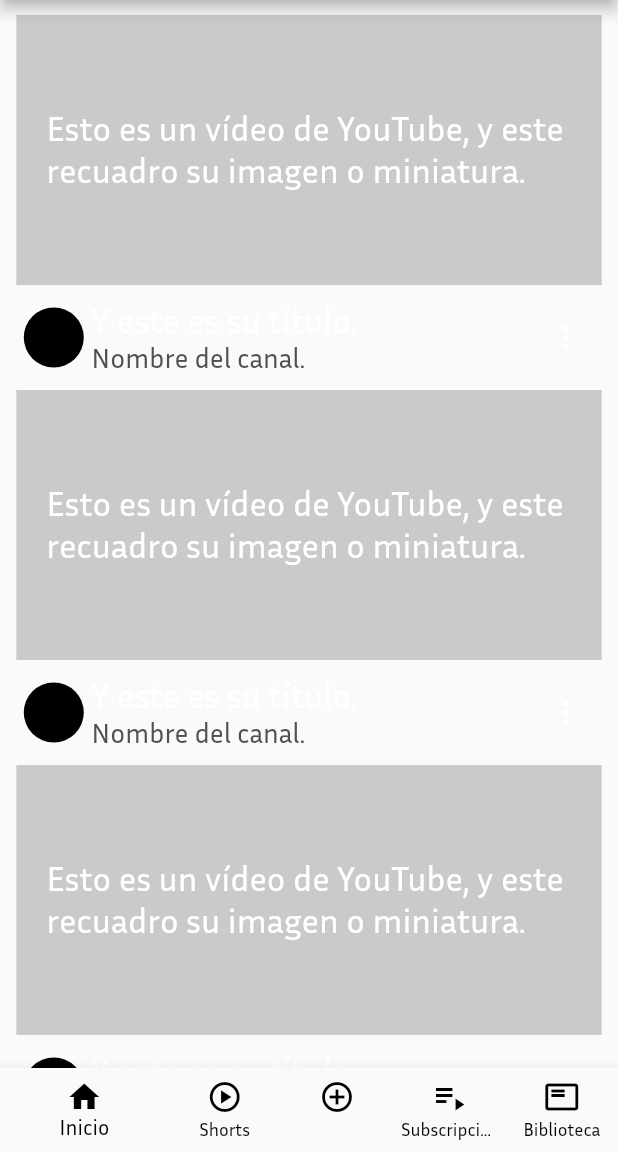
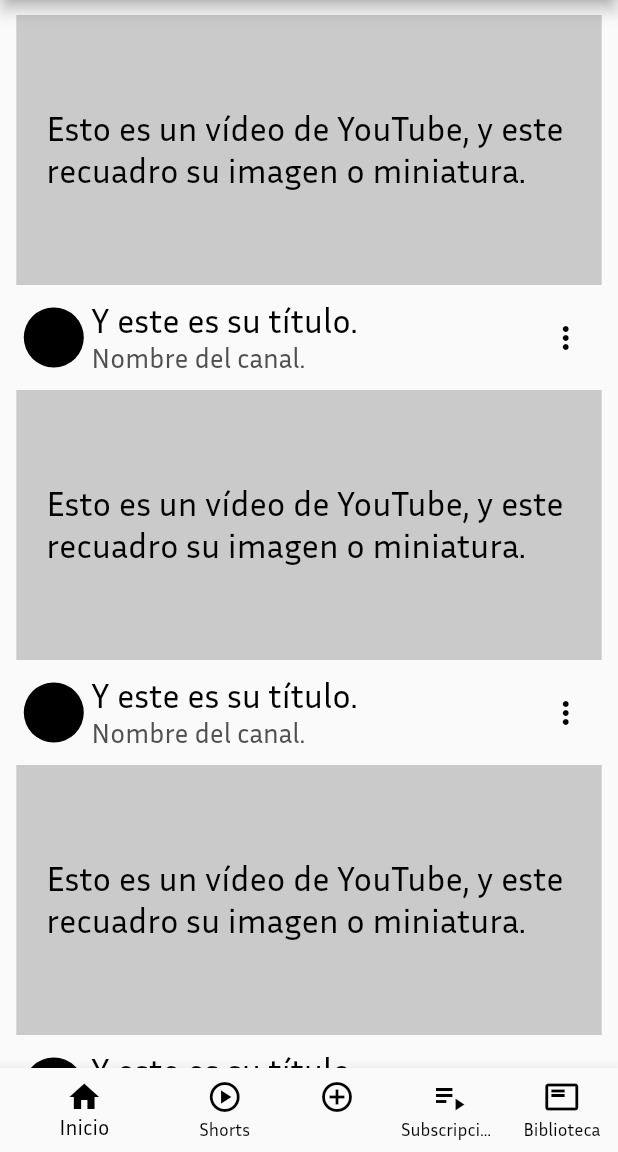
Before and after one commit to asanchezbdam1/senior_tech, a Flutter app: the AppList screen opened directly, after a tap on "YouTube", after a tap on "Pulsa aquí para más información", on a phone screen of 412 x 824 dp, the part 84-1236 px from its top. Run offline on Flutter 3.47's test engine with Material 2 defaults, Android fonts, the phone set to English and light mode, and no system bars; our stand-ins replace flutter_tts; generated files the repository leaves out were written again.

Commit message:
Arreglado color de fuente incorrecto al hacer que el vídeo sea un botón.

```diff
--- a/lib/custom-widgets/grad_button.dart
+++ b/lib/custom-widgets/grad_button.dart
@@ -4,6 +4,7 @@
   final BorderRadiusGeometry? borderRadius;
   final EdgeInsetsGeometry? margin;
   final EdgeInsetsGeometry? padding;
+  final Color? color;
   final double? width;
   final double? height;
   final Gradient? gradient;
@@ -20,6 +21,7 @@
     this.gradient,
     this.margin,
     this.padding,
+    this.color,
   }) : super(key: key);
 
   @override
@@ -37,6 +39,7 @@
       child: ElevatedButton(
         onPressed: onPressed,
         style: ElevatedButton.styleFrom(
+          onPrimary: color ?? Colors.black,
           primary: Colors.transparent,
           shadowColor: Colors.transparent,
           shape: RoundedRectangleBorder(borderRadius: borderRadius),
--- a/lib/screens/applist.dart
+++ b/lib/screens/applist.dart
@@ -57,6 +57,7 @@
                       ),
                       const SizedBox(height: 30),
                       GradButton(
+                        color: Colors.white,
                         onPressed: () {
                           Navigator.push(
                               context,
--- a/lib/screens/apps/youtube.dart
+++ b/lib/screens/apps/youtube.dart
@@ -2,6 +2,7 @@
 import 'package:senior_tech/custom-widgets/grad_button.dart';
 import 'package:senior_tech/custom-widgets/popup_message.dart';
 import 'package:flutter_gen/gen_l10n/app_localizations.dart';
+import 'package:senior_tech/tts-control.dart';
 
 class YoutubeMain extends StatefulWidget {
   final BuildContext context;
@@ -220,6 +221,8 @@
 
 Widget getVideo(BuildContext context, Widget thumbnail, Widget title) {
   return GradButton(
+    padding: EdgeInsets.zero,
+    margin: EdgeInsets.zero,
     child: Column(
       children: [
         thumbnail,
```
